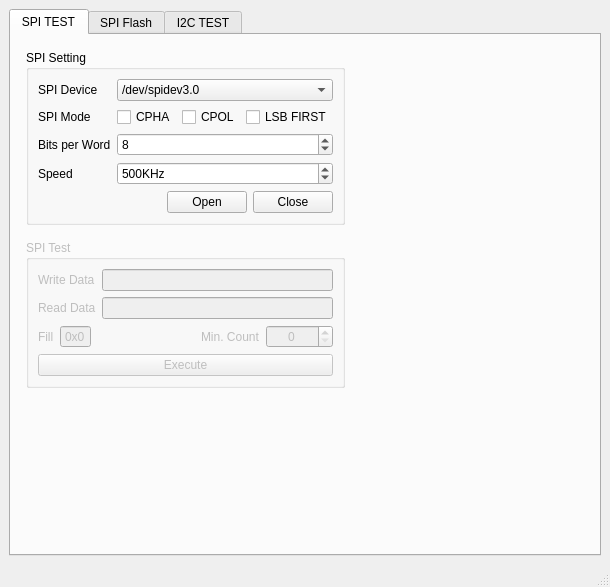
Qt form mainwindow.ui (NSJ-student/spiflash_by_spidev) before a commit.
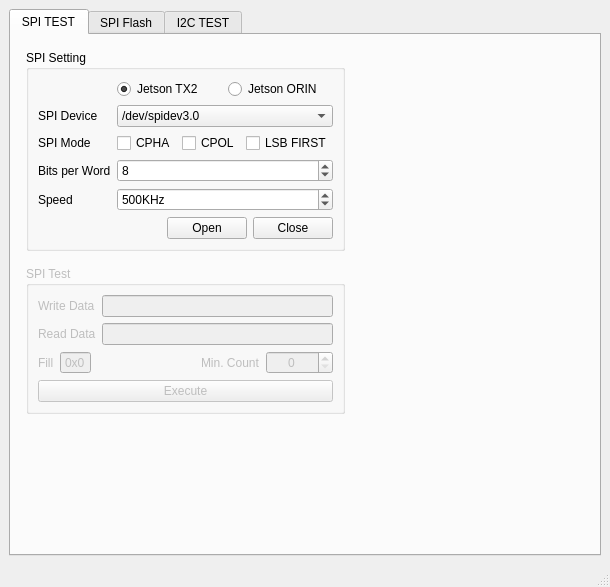
The same form after that commit. The open tabs and pages were chosen to show the change. Icons and pictures are not drawn.

Commit message: change device name for tx2/orin

```diff
--- a/mainwindow.ui
+++ b/mainwindow.ui
@@ -52,7 +52,14 @@
            <string>SPI Setting</string>
           </property>
           <layout class="QGridLayout" name="gridLayout">
-           <item row="1" column="1">
+           <item row="2" column="0">
+            <widget class="QLabel" name="label_4">
+             <property name="text">
+              <string>SPI Mode</string>
+             </property>
+            </widget>
+           </item>
+           <item row="2" column="1">
             <layout class="QHBoxLayout" name="horizontalLayout_2">
              <item>
               <widget class="QCheckBox" name="cbCPHA">
@@ -77,7 +84,28 @@
              </item>
             </layout>
            </item>
-           <item row="2" column="1">
+           <item row="1" column="1">
+            <widget class="QComboBox" name="cbSpiDevice">
+             <item>
+              <property name="text">
+               <string>/dev/spidev3.0</string>
+              </property>
+             </item>
+             <item>
+              <property name="text">
+               <string>/dev/spidev3.1</string>
+              </property>
+             </item>
+            </widget>
+           </item>
+           <item row="4" column="0">
+            <widget class="QLabel" name="label_6">
+             <property name="text">
+              <string>Speed</string>
+             </property>
+            </widget>
+           </item>
+           <item row="3" column="1">
             <widget class="QSpinBox" name="sbSpiBpw">
              <property name="minimum">
               <number>1</number>
@@ -87,35 +115,21 @@
              </property>
             </widget>
            </item>
-           <item row="0" column="1">
-            <widget class="QComboBox" name="cbSpiDevice">
-             <item>
-              <property name="text">
-               <string>/dev/spidev3.0</string>
-              </property>
-             </item>
-             <item>
-              <property name="text">
-               <string>/dev/spidev3.1</string>
-              </property>
-             </item>
-            </widget>
-           </item>
-           <item row="0" column="0">
+           <item row="1" column="0">
             <widget class="QLabel" name="label_3">
              <property name="text">
               <string>SPI Device</string>
              </property>
             </widget>
            </item>
-           <item row="2" column="0">
+           <item row="3" column="0">
             <widget class="QLabel" name="label_5">
              <property name="text">
               <string>Bits per Word</string>
              </property>
             </widget>
            </item>
-           <item row="3" column="1">
+           <item row="4" column="1">
             <widget class="QSpinBox" name="sbSpiSpeed">
              <property name="suffix">
               <string>KHz</string>
@@ -131,21 +145,7 @@
              </property>
             </widget>
            </item>
-           <item row="3" column="0">
-            <widget class="QLabel" name="label_6">
-             <property name="text">
-              <string>Speed</string>
-             </property>
-            </widget>
-           </item>
-           <item row="1" column="0">
-            <widget class="QLabel" name="label_4">
-             <property name="text">
-              <string>SPI Mode</string>
-             </property>
-            </widget>
-           </item>
-           <item row="4" column="0" colspan="2">
+           <item row="5" column="0" colspan="2">
             <layout class="QHBoxLayout" name="horizontalLayout_4">
              <item alignment="Qt::AlignRight">
               <widget class="QPushButton" name="btnOpen">
@@ -169,6 +169,27 @@
              </item>
             </layout>
            </item>
+           <item row="0" column="1">
+            <layout class="QHBoxLayout" name="horizontalLayout_11">
+             <item>
+              <widget class="QRadioButton" name="rbTx2SPI">
+               <property name="text">
+                <string>Jetson TX2</string>
+               </property>
+               <property name="checked">
+                <bool>true</bool>
+               </property>
+              </widget>
+             </item>
+             <item>
+              <widget class="QRadioButton" name="rbOrinSPI">
+               <property name="text">
+                <string>Jetson ORIN</string>
+               </property>
+              </widget>
+             </item>
+            </layout>
+           </item>
           </layout>
          </widget>
         </item>
```
Left out of the diff: 8 changed lines with no effect on the pictures. The commit also changes 2 other files.
